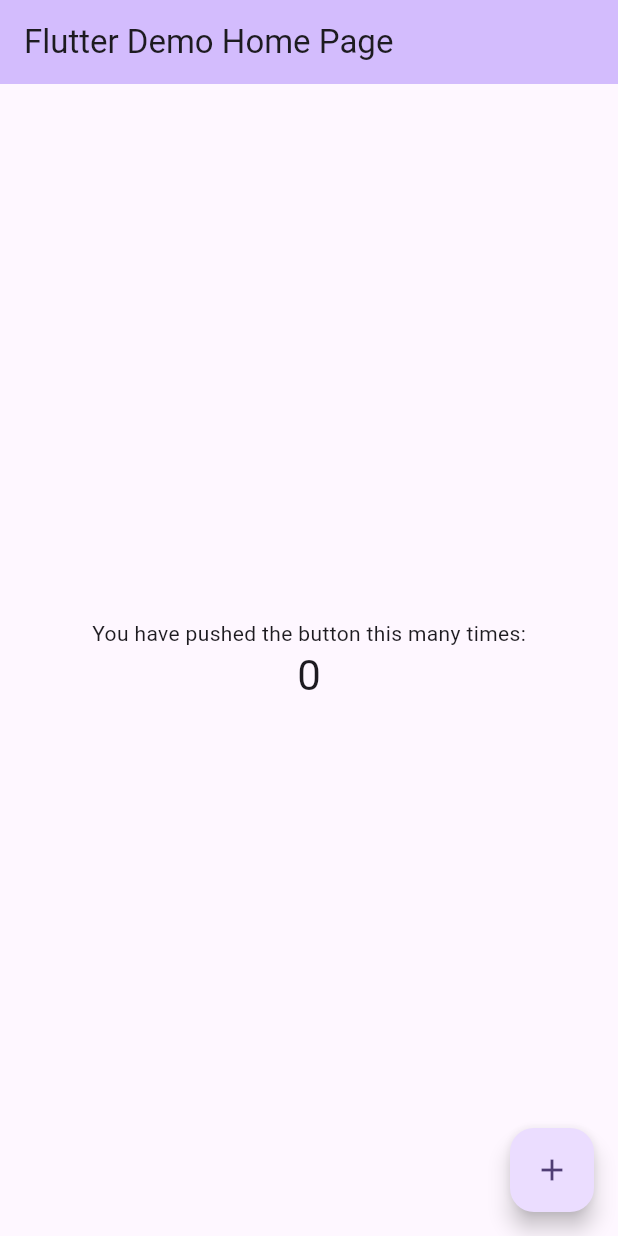
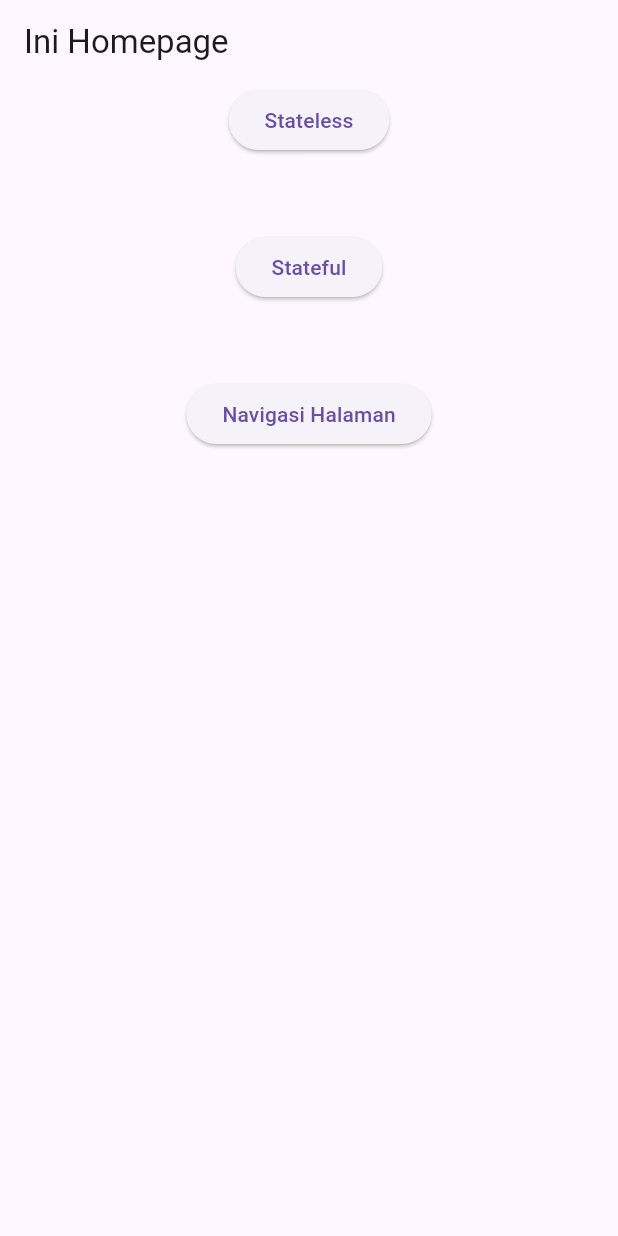
Before and after one commit to Vincent140206/Workshop-Intern-1-FE-Mobile-2026, a Flutter app: the screen it shows after launch, on a phone screen of 412 x 824 dp. Run offline on Flutter 3.47's test engine with Material 3 defaults, Android fonts, the phone set to English and light mode, and no system bars.

Commit message:
nambahin navigasi

```diff
--- /dev/null
+++ b/lib/homepage.dart
@@ -0,0 +1,50 @@
+import 'package:flutter/material.dart';
+import 'package:workshop_1/halaman.dart';
+import 'package:workshop_1/stateful.dart';
+import 'package:workshop_1/stateless.dart';
+
+class Homepage extends StatelessWidget {
+  const Homepage({super.key});
+
+  @override
+  Widget build(BuildContext context) {
+    return Scaffold(
+      appBar: AppBar(title: Text("Ini Homepage")),
+      body: Center(
+        child: Column(
+          children: [
+            ElevatedButton(
+              onPressed: () {
+                Navigator.push(
+                  context,
+                  MaterialPageRoute(builder: (context) => const Stateless()),
+                );
+              },
+              child: const Text("Stateless"),
+            ),
+            SizedBox(height: 50),
+            ElevatedButton(
+              onPressed: () {
+                Navigator.push(
+                  context,
+                  MaterialPageRoute(builder: (context) => const Stateful()),
+                );
+              },
+              child: const Text("Stateful"),
+            ),
+            SizedBox(height: 50),
+            ElevatedButton(
+              onPressed: () {
+                Navigator.push(
+                  context,
+                  MaterialPageRoute(builder: (context) => const HalamanA()),
+                );
+              },
+              child: const Text("Navigasi Halaman"),
+            ),
+          ],
+        ),
+      ),
+    );
+  }
+}
--- a/lib/main.dart
+++ b/lib/main.dart
@@ -1,4 +1,5 @@
 import 'package:flutter/material.dart';
+import 'package:workshop_1/homepage.dart';
 
 void main() {
   runApp(const MyApp());
@@ -7,116 +8,13 @@ void main() {
 class MyApp extends StatelessWidget {
   const MyApp({super.key});
 
-  // This widget is the root of your application.
   @override
   Widget build(BuildContext context) {
     return MaterialApp(
-      title: 'Flutter Demo',
-      theme: ThemeData(
-        // This is the theme of your application.
-        //
-        // TRY THIS: Try running your application with "flutter run". You'll see
-        // the application has a purple toolbar. Then, without quitting the app,
-        // try changing the seedColor in the colorScheme below to Colors.green
-        // and then invoke "hot reload" (save your changes or press the "hot
-        // reload" button in a Flutter-supported IDE, or press "r" if you used
-        // the command line to start the app).
-        //
-        // Notice that the counter didn't reset back to zero; the application
-        // state is not lost during the reload. To reset the state, use hot
-        // restart instead.
-        //
-        // This works for code too, not just values: Most code changes can be
-        // tested with just a hot reload.
-        colorScheme: .fromSeed(seedColor: Colors.deepPurple),
-      ),
-      home: const MyHomePage(title: 'Flutter Demo Home Page'),
+      title: 'Flutter Introduction',
+      theme: ThemeData(primarySwatch: Colors.blue),
+      home: const Homepage(),
+      debugShowCheckedModeBanner: false,
     );
   }
 }
-
-class MyHomePage extends StatefulWidget {
-  const MyHomePage({super.key, required this.title});
-
-  // This widget is the home page of your application. It is stateful, meaning
-  // that it has a State object (defined below) that contains fields that affect
-  // how it looks.
-
-  // This class is the configuration for the state. It holds the values (in this
-  // case the title) provided by the parent (in this case the App widget) and
-  // used by the build method of the State. Fields in a Widget subclass are
-  // always marked "final".
-
-  final String title;
-
-  @override
-  State<MyHomePage> createState() => _MyHomePageState();
-}
-
-class _MyHomePageState extends State<MyHomePage> {
-  int _counter = 0;
-
-  void _incrementCounter() {
-    setState(() {
-      // This call to setState tells the Flutter framework that something has
-      // changed in this State, which causes it to rerun the build method below
-      // so that the display can reflect the updated values. If we changed
-      // _counter without calling setState(), then the build method would not be
-      // called again, and so nothing would appear to happen.
-      _counter++;
-    });
-  }
-
-  @override
-  Widget build(BuildContext context) {
-    // This method is rerun every time setState is called, for instance as done
-    // by the _incrementCounter method above.
-    //
-    // The Flutter framework has been optimized to make rerunning build methods
-    // fast, so that you can just rebuild anything that needs updating rather
-    // than having to individually change instances of widgets.
-    return Scaffold(
-      appBar: AppBar(
-        // TRY THIS: Try changing the color here to a specific color (to
-        // Colors.amber, perhaps?) and trigger a hot reload to see the AppBar
-        // change color while the other colors stay the same.
-        backgroundColor: Theme.of(context).colorScheme.inversePrimary,
-        // Here we take the value from the MyHomePage object that was created by
-        // the App.build method, and use it to set our appbar title.
-        title: Text(widget.title),
-      ),
-      body: Center(
-        // Center is a layout widget. It takes a single child and positions it
-        // in the middle of the parent.
-        child: Column(
-          // Column is also a layout widget. It takes a list of children and
-          // arranges them vertically. By default, it sizes itself to fit its
-          // children horizontally, and tries to be as tall as its parent.
-          //
-          // Column has various properties to control how it sizes itself and
-          // how it positions its children. Here we use mainAxisAlignment to
-          // center the children vertically; the main axis here is the vertical
-          // axis because Columns are vertical (the cross axis would be
-          // horizontal).
-          //
-          // TRY THIS: Invoke "debug painting" (choose the "Toggle Debug Paint"
-          // action in the IDE, or press "p" in the console), to see the
-          // wireframe for each widget.
-          mainAxisAlignment: .center,
-          children: [
-            const Text('You have pushed the button this many times:'),
-            Text(
-              '$_counter',
-              style: Theme.of(context).textTheme.headlineMedium,
-            ),
-          ],
-        ),
-      ),
-      floatingActionButton: FloatingActionButton(
-        onPressed: _incrementCounter,
-        tooltip: 'Increment',
-        child: const Icon(Icons.add),
-      ),
-    );
-  }
-}
--- /dev/null
+++ b/lib/stateless.dart
@@ -0,0 +1,25 @@
+import 'package:flutter/material.dart';
+
+class Stateless extends StatelessWidget {
+  const Stateless({super.key});
+
+  @override
+  Widget build(BuildContext context) {
+    return Scaffold(
+      appBar: AppBar(title: Text("Ini Stateless Widget")),
+      body: Center(
+        child: Column(
+          children: [
+            Text("Stateless Widget"),
+            SizedBox(height: 20),
+            Image.network(
+              'https://images.unsplash.com/photo-1592194996308-7b43878e84a6?q=80&w=687&auto=format&fit=crop&ixlib=rb-4.1.0&ixid=M3wxMjA3fDB8MHxwaG90by1wYWdlfHx8fGVufDB8fHx8fA%3D%3D',
+              width: 200,
+              height: 200,
+            ),
+          ],
+        ),
+      ),
+    );
+  }
+}
```
Also changed, not shown: lib/halaman.dart (added, +122 -0 lines), lib/stateful.dart (added, +68 -0 lines).
